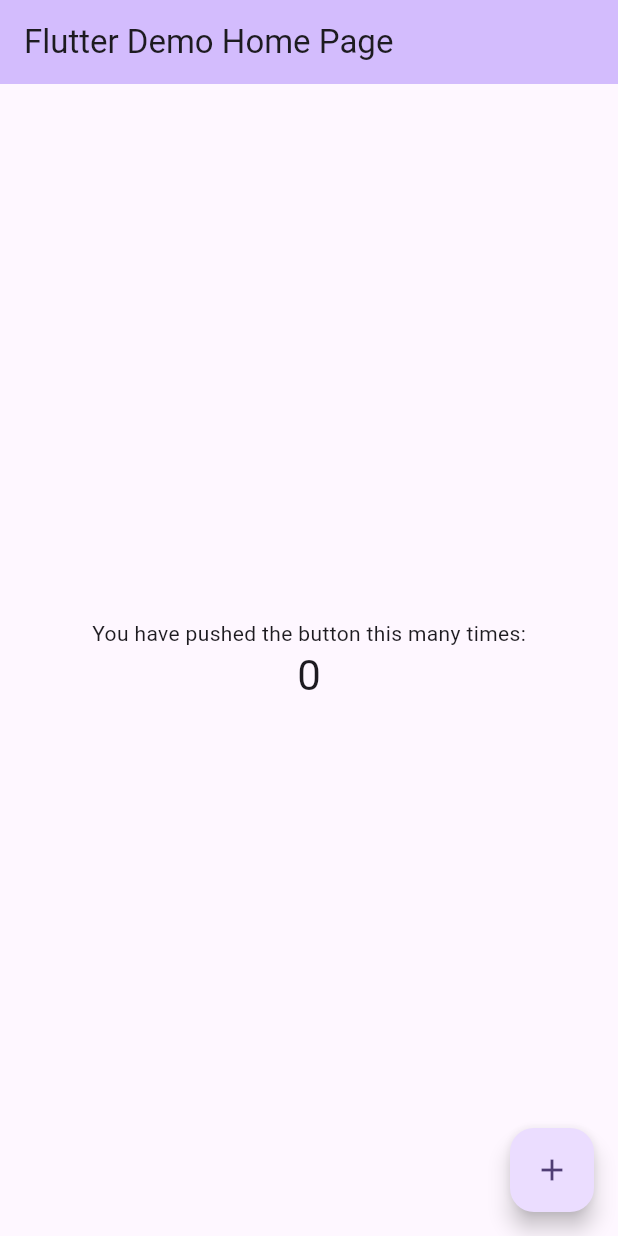
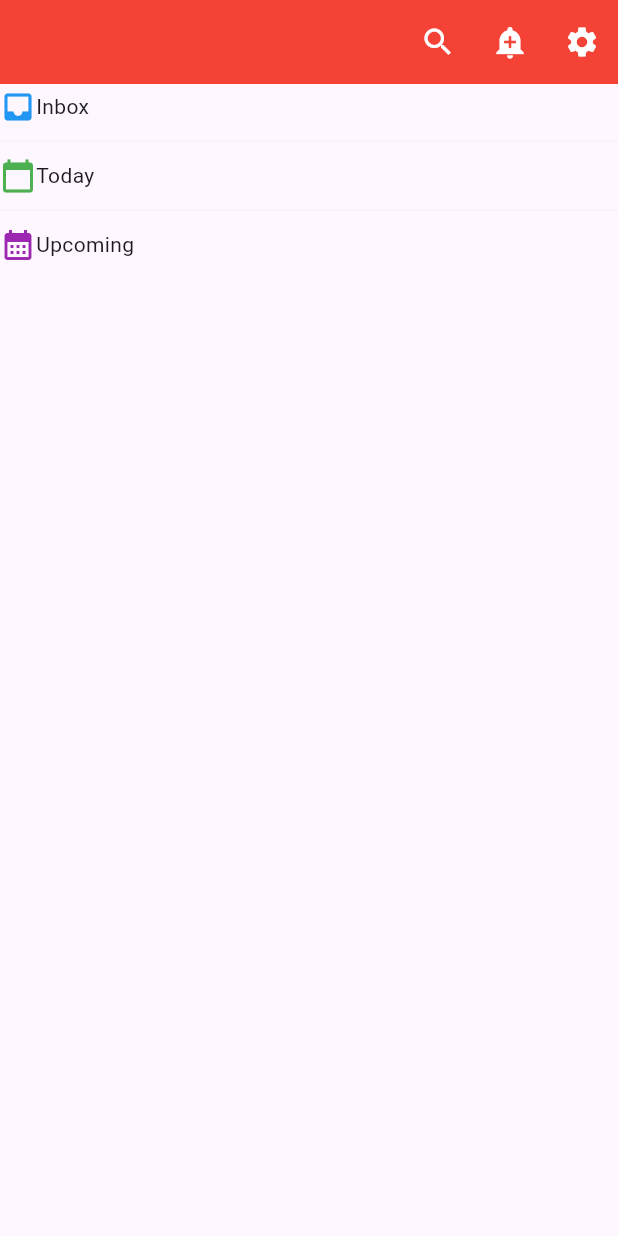
Before and after one commit to CapSmoIIett/todoist_clone, a Flutter app: the screen it shows after launch, on a phone screen of 412 x 824 dp. Run offline on Flutter 3.47's test engine with Material 3 defaults, Android fonts, the phone set to English and light mode, and no system bars.

Commit message:
Create main page.

```diff
--- a/lib/main.dart
+++ b/lib/main.dart
@@ -1,11 +1,12 @@
 import 'package:flutter/material.dart';
+import 'package:todoist_clone/ui/home_page/widgets/home_screen.dart';
 
 void main() {
-  runApp(const MyApp());
+  runApp(MyApp());
 }
 
 class MyApp extends StatelessWidget {
-  const MyApp({super.key});
+  MyApp({super.key});
 
   @override
   Widget build(BuildContext context) {
@@ -15,54 +16,7 @@ class MyApp extends StatelessWidget {
         colorScheme: ColorScheme.fromSeed(seedColor: Colors.deepPurple),
         useMaterial3: true,
       ),
-      home: const MyHomePage(title: 'Flutter Demo Home Page'),
+      home: HomeScreen(),
     );
   }
 }
-
-class MyHomePage extends StatefulWidget {
-  const MyHomePage({super.key, required this.title});
-  final String title;
-
-  @override
-  State<MyHomePage> createState() => _MyHomePageState();
-}
-
-class _MyHomePageState extends State<MyHomePage> {
-  int _counter = 0;
-
-  void _incrementCounter() {
-    setState(() {
-      _counter++;
-    });
-  }
-
-  @override
-  Widget build(BuildContext context) {
-    return Scaffold(
-      appBar: AppBar(
-        backgroundColor: Theme.of(context).colorScheme.inversePrimary,
-        title: Text(widget.title),
-      ),
-      body: Center(
-        child: Column(
-          mainAxisAlignment: MainAxisAlignment.center,
-          children: <Widget>[
-            const Text(
-              'You have pushed the button this many times:',
-            ),
-            Text(
-              '$_counter',
-              style: Theme.of(context).textTheme.headlineMedium,
-            ),
-          ],
-        ),
-      ),
-      floatingActionButton: FloatingActionButton(
-        onPressed: _incrementCounter,
-        tooltip: 'Increment',
-        child: const Icon(Icons.add),
-      ),
-    );
-  }
-}
--- /dev/null
+++ b/lib/ui/home_page/widgets/home_screen.dart
@@ -0,0 +1,59 @@
+import 'package:flutter/material.dart';
+
+class HomeScreen extends StatelessWidget {
+  HomeScreen({Key? key}) : super(key: key);
+
+  Map<int, List<Widget>> _defaul_buttons = {
+    0: [Icon(Icons.inbox, color: Colors.blue), Text('Inbox')],
+    1: [Icon(Icons.calendar_today, color: Colors.green), Text('Today')],
+    2: [Icon(Icons.calendar_month, color: Colors.purple), Text('Upcoming')],
+  };
+
+  @override
+  Widget build(BuildContext context) {
+    return Scaffold(
+        appBar: AppBar(
+          backgroundColor: Colors.red,
+          actions: [
+            IconButton(
+                icon: Icon(
+                  Icons.search,
+                  color: Colors.white,
+                ),
+                onPressed: () {}
+            ),
+            IconButton(
+                icon: Icon(
+                  Icons.add_alert,
+                  color: Colors.white,
+                ),
+                onPressed: () {}
+            ),
+            IconButton(
+                icon: Icon(
+                  Icons.settings,
+                  color: Colors.white,
+                ),
+                onPressed: () {}
+            )
+          ],
+        ),
+        body: ListView.separated(
+          itemCount: _defaul_buttons.length,
+          itemBuilder: (context, index) {
+            return Container(
+              height: 30,
+              child: Align(
+                alignment: Alignment.centerLeft,
+                child: Row(
+                  children: _defaul_buttons[index]!,
+                ),
+              ),
+            );
+          },
+          separatorBuilder: (context, index) => Divider(
+            thickness: 0.1,
+          ),
+        ));
+  }
+}
```
Also changed, not shown: 1 other file.
